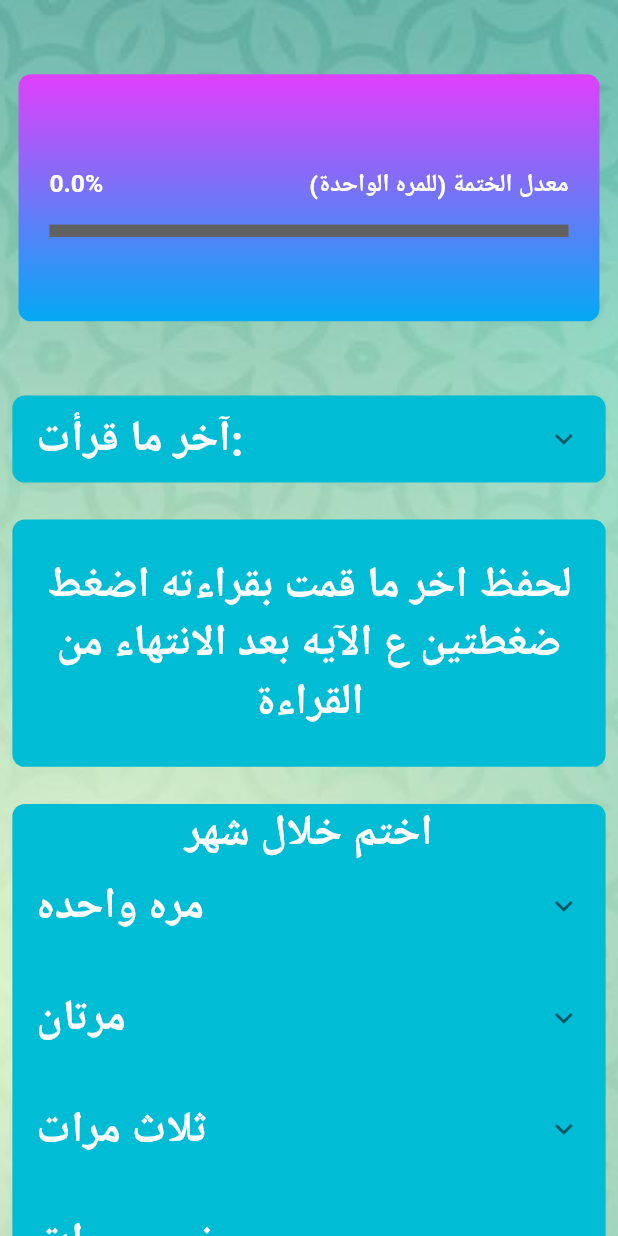
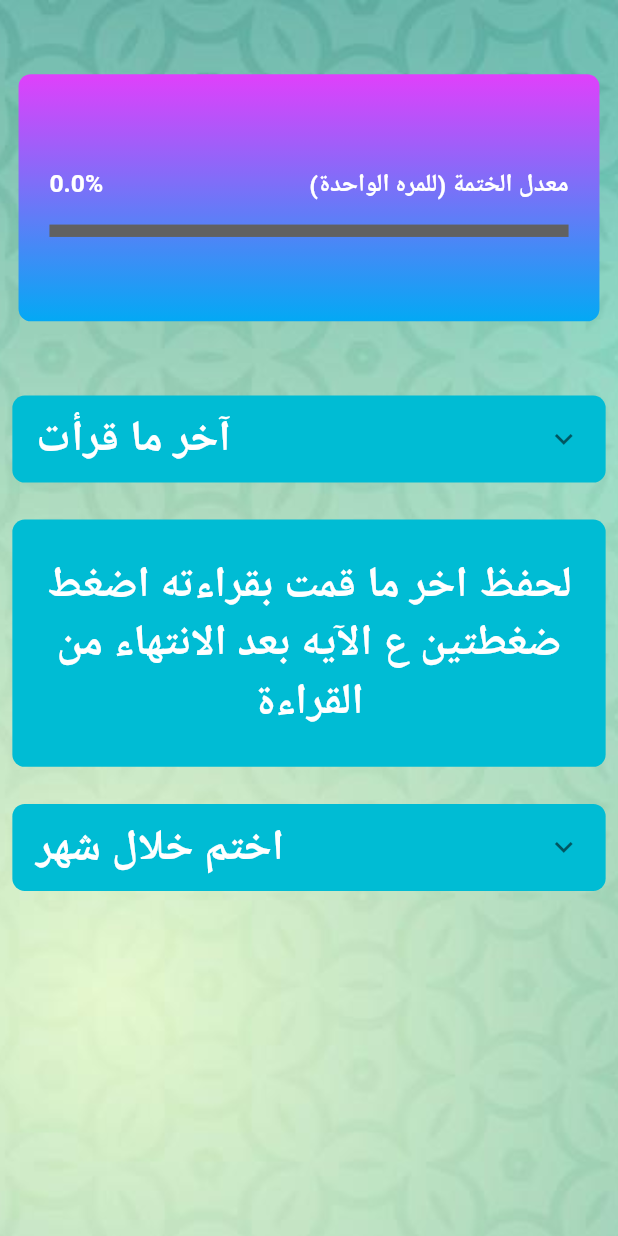
Before and after one commit to Mohammedomargallya39/nakhtm, a Flutter app: the MarkerScreen screen opened directly, on a phone screen of 412 x 824 dp. Run offline on Flutter 3.47's test engine with Material 2 defaults, Android fonts, the phone set to English and light mode, and no system bars; our stand-ins replace animated_splash_screen, bloc, flutter_bloc, flutter_svg, fluttertoast, scrollable_positioned_list and 2 more; missing offline and left inert: adhan_dart, animated_button, google_language_fonts, quran; accounts and stored records are empty.

Commit message:
work Today

```diff
--- a/lib/modules/marker.dart
+++ b/lib/modules/marker.dart
@@ -8,14 +8,9 @@ import '../shared/components/components.dart';
 import 'package:flutter_bloc/flutter_bloc.dart';
 import 'package:quran/quran.dart' as quran;
 
-
-
 class MarkerScreen extends StatelessWidget {
   @override
   Widget build(BuildContext context) {
-
-
-
     Size size = MediaQuery.of(context).size;
 
     return BlocConsumer<AppCubit,AppStates>(
@@ -135,7 +130,7 @@ class MarkerScreen extends StatelessWidget {
                                             Row(
                                               children: [
                                                 Text(
-                                                  'آخر ما قرأت:' ,
+                                                  'آخر ما قرأت' ,
                                                   style: TextStyle(
                                                       color: Colors.white,
                                                       fontWeight: FontWeight.bold,
@@ -380,9 +375,8 @@ class MarkerScreen extends StatelessWidget {
                                     borderRadius: BorderRadius.circular(size.width * 0.02),
                                   ),
                                   //color: Colors.blueGrey.withOpacity(0.3),
-                                  child: Column(
-                                    children: [
-                                      Text(
+                                  child: ExpansionTile(
+                                    title: Text(
                                       'اختم خلال شهر',
                                       style: TextStyle(
                                           fontWeight: FontWeight.bold,
@@ -390,9 +384,13 @@ class MarkerScreen extends StatelessWidget {
                                           color: Colors.white
                                       ),
                                     ),
+                                    children: [
+                                      Column(
+                                        children: [
+                                          SizedBox(height: size.height * 0.03,),
                                           chooseKhetma(
                                             mainText: 'مره واحده',
-                                        mainTextSize: size.width * mainFontSize,
+                                            mainTextSize: size.width * secondFontSize,
                                             secondreyMainFontSize: size.width * secondFontSize,
                                             sizedBoxWidth: size.width * thirdFontSize,
                                             thirdFontSize: size.width * 0.039,
@@ -403,7 +401,7 @@ class MarkerScreen extends StatelessWidget {
                                           SizedBox(height: size.height * 0.02,),
                                           chooseKhetma(
                                             mainText: 'مرتان',
-                                        mainTextSize: size.width * mainFontSize,
+                                            mainTextSize: size.width * secondFontSize,
                                             secondreyMainFontSize: size.width * secondFontSize,
                                             sizedBoxWidth: size.width * 0.02,
                                             thirdFontSize: size.width * thirdFontSize,
@@ -414,7 +412,7 @@ class MarkerScreen extends StatelessWidget {
                                           SizedBox(height: size.height * 0.02,),
                                           chooseKhetma(
                                             mainText: 'ثلاث مرات',
-                                        mainTextSize: size.width * mainFontSize,
+                                            mainTextSize: size.width * secondFontSize,
                                             secondreyMainFontSize: size.width * secondFontSize,
                                             sizedBoxWidth: size.width * 0.02,
                                             thirdFontSize: size.width * thirdFontSize,
@@ -425,7 +423,7 @@ class MarkerScreen extends StatelessWidget {
                                           SizedBox(height: size.height * 0.02,),
                                           chooseKhetma(
                                             mainText: 'خمس مرات',
-                                        mainTextSize: size.width * mainFontSize,
+                                            mainTextSize: size.width * secondFontSize,
                                             secondreyMainFontSize: size.width * secondFontSize,
                                             sizedBoxWidth: size.width * 0.02,
                                             thirdFontSize: size.width * thirdFontSize,
@@ -436,7 +434,7 @@ class MarkerScreen extends StatelessWidget {
                                           SizedBox(height: size.height * 0.02,),
                                           chooseKhetma(
                                             mainText: 'ست مرات',
-                                        mainTextSize: size.width * mainFontSize,
+                                            mainTextSize: size.width * secondFontSize,
                                             secondreyMainFontSize: size.width * secondFontSize,
                                             sizedBoxWidth: size.width * 0.02,
                                             thirdFontSize: size.width * thirdFontSize,
@@ -447,7 +445,7 @@ class MarkerScreen extends StatelessWidget {
                                           SizedBox(height: size.height * 0.02,),
                                           chooseKhetma(
                                             mainText: 'عشر مرات',
-                                        mainTextSize: size.width * mainFontSize,
+                                            mainTextSize: size.width * secondFontSize,
                                             secondreyMainFontSize: size.width * secondFontSize,
                                             sizedBoxWidth: size.width * 0.02,
                                             thirdFontSize: size.width * thirdFontSize,
@@ -456,6 +454,8 @@ class MarkerScreen extends StatelessWidget {
                                             data: Theme.of(context).copyWith(dividerColor: Colors.transparent),
                                           ),
                                           SizedBox(height: size.height * 0.02,),
+                                        ],
+                                      )
                                     ],
                                   ),
                                 ),
--- a/lib/shared/network/end_points.dart
+++ /dev/null
@@ -1 +0,0 @@
-var SOURALINK = 'quran/verses/imlaei';
--- a/pubspec.yaml
+++ b/pubspec.yaml
@@ -49,7 +49,7 @@ dependencies:
   animated_splash_screen: ^1.2.0
   webview_flutter: ^3.0.1
   scrollable_positioned_list: ^0.2.3
-
+  google_language_fonts: ^2.0.0
 
 
 
```
Also changed, not shown: lib/cubit/cubit.dart (+0 -8 lines), lib/models/soura_model.dart (deleted, +0 -84 lines), lib/modules/sebha.dart (+108 -11 lines), lib/modules/soura_screen.dart (+10 -6 lines), lib/cubit/states.dart (line endings or trailing spaces), lib/shared/network/shared/dio_helper.dart (deleted), pubspec.lock. Lines whose indentation alone changed are shown as unchanged.
